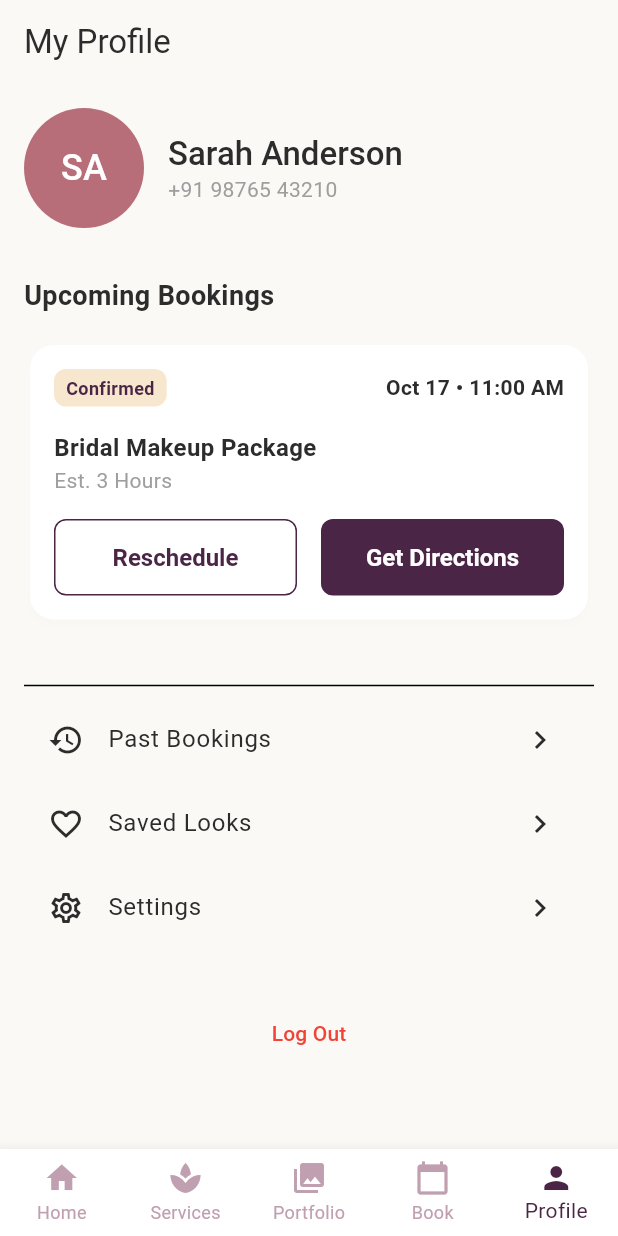
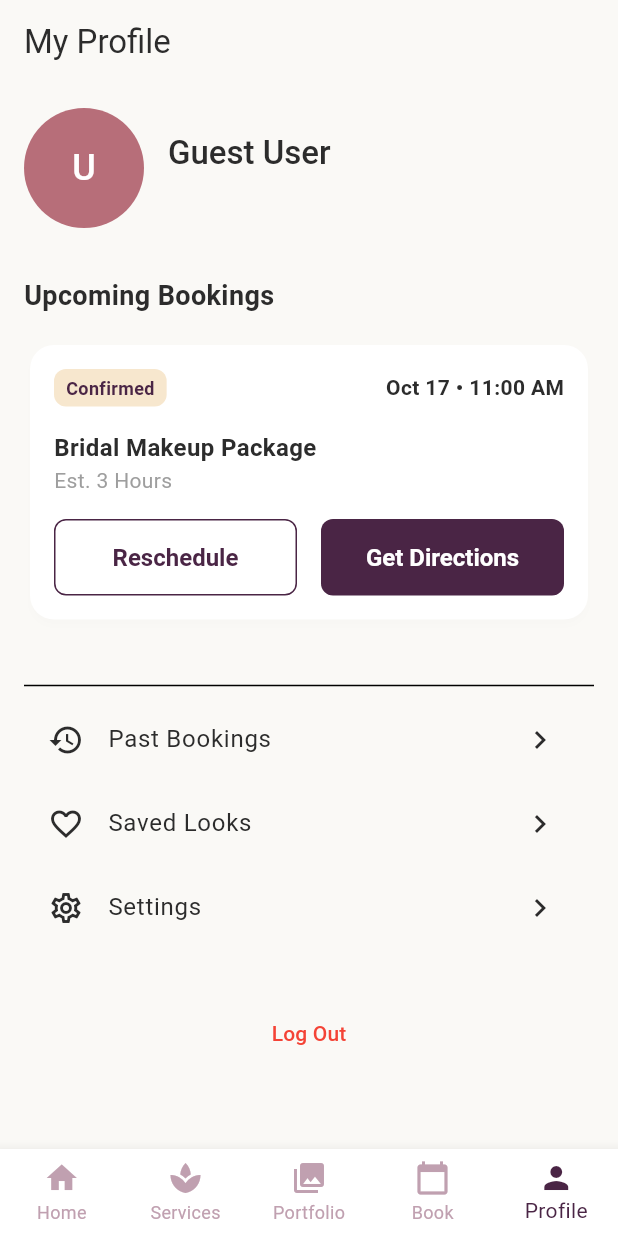
Before and after one commit to webwhistl-ai/personal-salon-flutter, a Flutter app: the screen it shows after launch, item 5 of the bottom bar chosen, on a phone screen of 412 x 824 dp. Run offline on Flutter 3.47's test engine with Material 3 defaults, Android fonts, the phone set to English and light mode, and no system bars; our stand-ins replace cloud_firestore, firebase_auth, firebase_core, fl_chart, flutter_riverpod, go_router and 1 more; accounts and stored records are empty; network calls fail.

Commit message:
Implement Firebase Auth and bind live Services data
This commit introduces backend integration to the existing UI scaffolding:
- Creates `AuthRepository` implementing Google Sign-In and Anonymous Authentication.
- Wires the `LoginScreen` and `ProfileScreen` to real authentication state.
- Wires the `HomeScreen` and `ServicesScreen` to consume live Firestore streams via Riverpod providers (`categoriesProvider`, `servicesProvider`).
- Adjusts routing to start at the Home screen (`/`) to adhere to the UX principle of not forcing early login.

Co-authored-by: webwhistl-ai <157301244+webwhistl-ai@users.noreply.github.com>

```diff
--- a/neha_makeover/lib/providers/auth_provider.dart
+++ b/neha_makeover/lib/providers/auth_provider.dart
@@ -1,6 +1,16 @@
 import 'package:firebase_auth/firebase_auth.dart';
 import 'package:flutter_riverpod/flutter_riverpod.dart';
+import '../repositories/auth_repository.dart';
+import '../models/user_model.dart';
 
-final authProvider = StreamProvider<User?>((ref) {
-  return FirebaseAuth.instance.authStateChanges();
+final authRepositoryProvider = Provider<AuthRepository>((ref) {
+  return AuthRepository();
 });
+
+final authStateProvider = StreamProvider<User?>((ref) {
+  return ref.watch(authRepositoryProvider).authStateChanges;
+});
+
+final userProfileProvider = FutureProvider.family<UserModel?, String>((ref, uid) async {
+  return ref.watch(authRepositoryProvider).getUserProfile(uid);
+});
--- a/neha_makeover/lib/ui/router/app_router.dart
+++ b/neha_makeover/lib/ui/router/app_router.dart
@@ -8,14 +8,19 @@ import '../screens/customer/portfolio_screen.dart';
 import '../screens/customer/book_screen.dart';
 import '../screens/customer/profile_screen.dart';
 import '../screens/admin/admin_layout.dart';
+import '../screens/auth/login_screen.dart';
 
 final _rootNavigatorKey = GlobalKey<NavigatorState>();
 final _shellNavigatorKey = GlobalKey<NavigatorState>();
 
 final GoRouter appRouter = GoRouter(
   navigatorKey: _rootNavigatorKey,
-  initialLocation: '/',
+  initialLocation: '/', // Start at home, do not force login
   routes: [
+    GoRoute(
+      path: '/login',
+      builder: (context, state) => const LoginScreen(),
+    ),
     ShellRoute(
       navigatorKey: _shellNavigatorKey,
       builder: (context, state, child) {
--- a/neha_makeover/lib/ui/screens/customer/profile_screen.dart
+++ b/neha_makeover/lib/ui/screens/customer/profile_screen.dart
@@ -1,11 +1,29 @@
 import 'package:flutter/material.dart';
+import 'package:flutter_riverpod/flutter_riverpod.dart';
+import 'package:go_router/go_router.dart';
 import '../../theme/theme.dart';
+import '../../../providers/auth_provider.dart';
 
-class ProfileScreen extends StatelessWidget {
+class ProfileScreen extends ConsumerWidget {
   const ProfileScreen({super.key});
 
   @override
-  Widget build(BuildContext context) {
+  Widget build(BuildContext context, WidgetRef ref) {
+    final authState = ref.watch(authStateProvider);
+    final user = authState.value;
+
+    String initials = 'U';
+    String displayName = 'Guest User';
+    String email = '';
+
+    if (user != null) {
+      displayName = user.displayName ?? 'User';
+      email = user.email ?? 'Guest Access';
+      if (displayName.isNotEmpty) {
+        initials = displayName.substring(0, 1).toUpperCase();
+      }
+    }
+
     return Scaffold(
       appBar: AppBar(
         title: const Text('My Profile'),
@@ -16,17 +34,18 @@ class ProfileScreen extends StatelessWidget {
         children: [
           Row(
             children: [
-              const CircleAvatar(
+              CircleAvatar(
                 radius: 40,
                 backgroundColor: AppTheme.roseGold,
-                child: Text('SA', style: TextStyle(color: Colors.white, fontSize: 24)),
+                backgroundImage: user?.photoURL != null ? NetworkImage(user!.photoURL!) : null,
+                child: user?.photoURL == null ? Text(initials, style: const TextStyle(color: Colors.white, fontSize: 24)) : null,
               ),
               const SizedBox(width: 16),
               Column(
                 crossAxisAlignment: CrossAxisAlignment.start,
                 children: [
-                  Text('Sarah Anderson', style: Theme.of(context).textTheme.headlineMedium),
-                  const Text('+91 98765 43210', style: TextStyle(color: Colors.grey)),
+                  Text(displayName, style: Theme.of(context).textTheme.headlineMedium),
+                  Text(email, style: const TextStyle(color: Colors.grey)),
                 ],
               ),
             ],
@@ -57,7 +76,10 @@ class ProfileScreen extends StatelessWidget {
           ),
           const SizedBox(height: 32),
           TextButton(
-            onPressed: () {},
+            onPressed: () async {
+              await ref.read(authRepositoryProvider).signOut();
+              if (context.mounted) context.go('/login');
+            },
             child: const Text('Log Out', style: TextStyle(color: Colors.red)),
           ),
         ],
--- a/neha_makeover/pubspec.yaml
+++ b/neha_makeover/pubspec.yaml
@@ -43,10 +43,10 @@ dependencies:
   fl_chart: ^1.2.0
   image_picker: ^1.2.1
   flutter_image_compress: ^2.4.0
-  google_sign_in: ^7.2.0
   intl: ^0.20.2
   cached_network_image: ^3.4.1
   flutter_staggered_grid_view: ^0.7.0
+  google_sign_in: ^7.2.0
 
 dev_dependencies:
   flutter_test:
```
Also changed, not shown: neha_makeover/lib/repositories/auth_repository.dart (added, +87 -0 lines), neha_makeover/lib/ui/screens/auth/login_screen.dart (added, +101 -0 lines), neha_makeover/lib/ui/screens/customer/home_screen.dart (+28 -7 lines), neha_makeover/lib/ui/screens/customer/services_screen.dart (+53 -28 lines).
